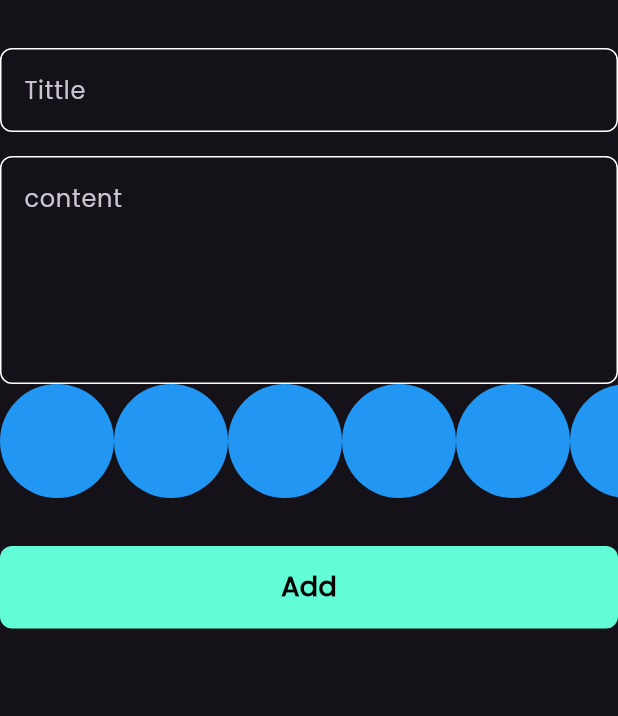
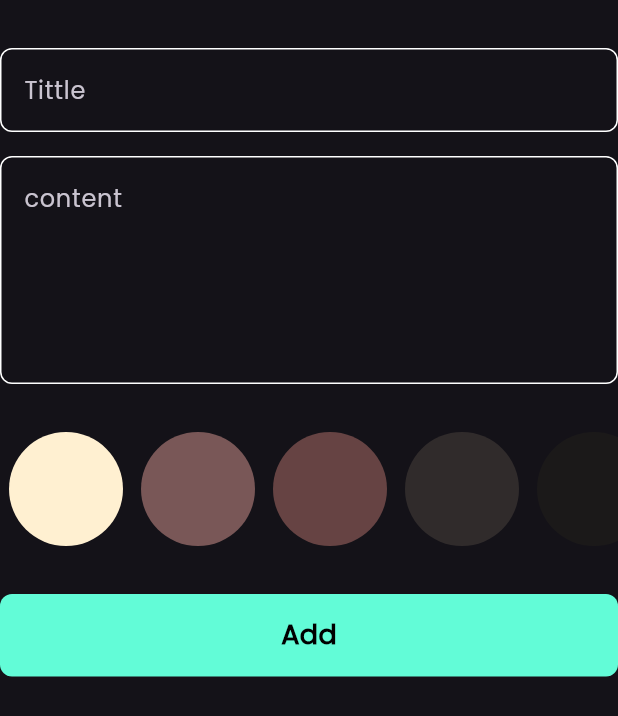
Before and after one commit to SalahYasser/notes_app, a Flutter app: the AddNoteForm widget shown alone on an empty page, opened directly, on a phone screen of 412 x 824 dp. Shown: the top 716 px of the screen. Run offline on Flutter 3.47's test engine with Material 3 defaults, Android fonts, the phone set to English and light mode, and no system bars; our stand-ins replace bloc, flutter_bloc, font_awesome_flutter, hive, hive_flutter; accounts and stored records are empty.

Commit message:
update colors_list_view.dart

```diff
--- a/lib/views/widgets/add_note_form.dart
+++ b/lib/views/widgets/add_note_form.dart
@@ -48,6 +48,9 @@ class _AddNoteFormState extends State<AddNoteForm> {
             hint: 'content',
             maxLines: 5,
           ),
+          const SizedBox(
+            height: 32,
+          ),
           const ColorsListView(),
           const SizedBox(
             height: 32,
--- a/lib/views/widgets/colors_list_view.dart
+++ b/lib/views/widgets/colors_list_view.dart
@@ -1,29 +1,70 @@
 import 'package:flutter/material.dart';
 
 class ColorItem extends StatelessWidget {
-  const ColorItem({super.key});
+  const ColorItem({super.key, required this.isActive, required this.color});
+
+  final bool isActive;
+
+  final Color color;
 
   @override
   Widget build(BuildContext context) {
-    return const CircleAvatar(
-      radius: 38,
-      backgroundColor: Colors.blue,
-    );
+    return isActive
+        ? CircleAvatar(
+            radius: 38,
+            backgroundColor: color,
+            child: CircleAvatar(
+              radius: 34,
+              backgroundColor: color,
+            ),
+          )
+        : CircleAvatar(
+            radius: 38,
+            backgroundColor: color,
+          );
   }
 }
 
-class ColorsListView extends StatelessWidget {
+class ColorsListView extends StatefulWidget {
   const ColorsListView({super.key});
+
+  @override
+  State<ColorsListView> createState() => _ColorsListViewState();
+}
+
+class _ColorsListViewState extends State<ColorsListView> {
+
+  int currentIndex = 0;
+
+  List<Color> colors = [
+    Color(0xffFFF0D1),
+    Color(0xff795757),
+    Color(0xff664343),
+    Color(0xff302b2b),
+    Color(0xff1b1919),
+  ];
 
   @override
   Widget build(BuildContext context) {
     return SizedBox(
       height: 38 * 2,
       child: ListView.builder(
-        itemCount: 10,
+        itemCount: colors.length,
         scrollDirection: Axis.horizontal,
         itemBuilder: (context, index) {
-          return const ColorItem();
+          return Padding(
+            padding: const EdgeInsets.symmetric(horizontal: 6),
+            child: GestureDetector(
+              onTap: () {
+                currentIndex = index;
+                setState(() {});
+              },
+              child: ColorItem(
+                color: colors[index],
+                isActive: currentIndex == index,
+              ),
+            ),
+          );
         },
       ),
     );
```
